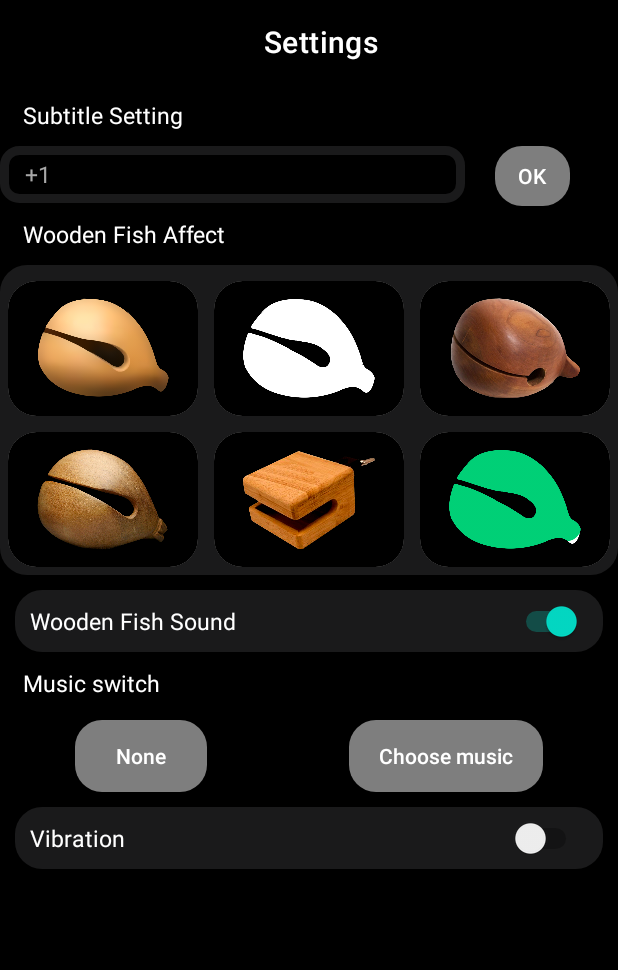
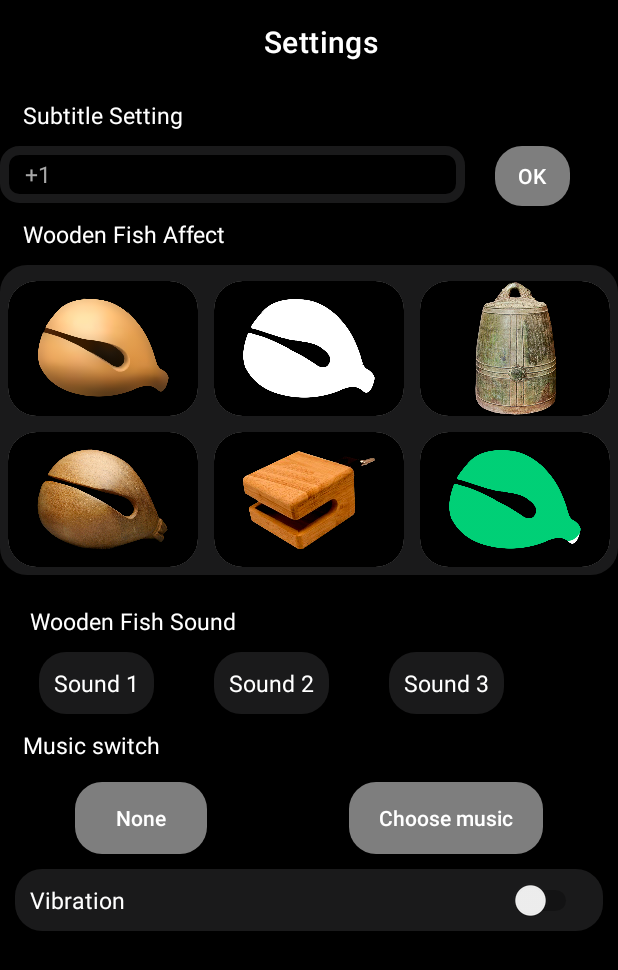
Before and after one commit to Atis28/U_U, an Android app: the screen it shows after launch (SettingActivity), after a tap on an icon or button, on a phone screen of 412 x 824 dp. Shown: the top 970 px of the screen. Run offline under Robolectric (Android 15) with nearby library versions, the phone set to English and light mode, and no system bars.

Commit message:
sound wooden

```diff
--- a/app/src/main/java/com/example/muyu_u_/HomeFragment.java
+++ b/app/src/main/java/com/example/muyu_u_/HomeFragment.java
@@ -23,9 +23,13 @@ import android.view.MotionEvent;
 import android.view.View;
 import android.view.ViewGroup;
 import android.view.animation.Animation;
+import android.view.animation.AnimationSet;
 import android.view.animation.AnimationUtils;
+import android.view.animation.ScaleAnimation;
+import android.widget.CompoundButton;
 import android.widget.ImageView;
 import android.widget.TextView;
+import android.widget.Toast;
 
 import java.util.List;
 
@@ -33,10 +37,12 @@ import java.util.List;
 public class HomeFragment extends Fragment{
 
     private ImageView settingImg;
-    ImageView woodenImage ;
-    TextView animationText ;
+    ImageView woodenImage, resetMerit ;
+    TextView animationText, txtMerit ;
     private static final int REQUEST_CODE_SELECT_IMAGE = 1;
-    private static final int REQUEST_CODE_SETTING = 1;
+    private MediaPlayer mediaPlayer;
+    private int selectedSound;
+
 
     @Nullable
     @Override
@@ -58,19 +64,25 @@ public class HomeFragment extends Fragment{
 
         woodenImage  = view.findViewById(R.id.pic_wooden);
         animationText  = view.findViewById(R.id.txtAnimation);
+        txtMerit = view.findViewById(R.id.txt_merit_num);
 
         SharedPreferences sharedPreferences = getActivity().getSharedPreferences("MyPrefs", Context.MODE_PRIVATE);
         String text = sharedPreferences.getString("text_key", "");
         animationText.setText(text);
-//        updateAnimationText("hhh");
         animationText.setVisibility(View.GONE);
-        final MediaPlayer mediaPlayer = MediaPlayer.create(getContext(), R.raw.sound1);
+
+        //shrink wooden
+        ScaleAnimation shrinkAnim = new ScaleAnimation(1f, 0.97f, 1f, 0.97f, Animation.RELATIVE_TO_SELF, 0.5f, Animation.RELATIVE_TO_SELF, 0.5f);
+        shrinkAnim.setDuration(60);
+        ScaleAnimation restoreAnim = new ScaleAnimation(0.97f, 1f, 0.97f, 1f, Animation.RELATIVE_TO_SELF, 0.5f, Animation.RELATIVE_TO_SELF, 0.5f);
+        restoreAnim.setDuration(60);
 
         woodenImage .setOnClickListener(new View.OnClickListener() {
             @Override
             public void onClick(View v) {
+                mediaPlayer.start();
+
                 animationText.setVisibility(View.VISIBLE);
-                mediaPlayer.start();
                 Animation animation = AnimationUtils.loadAnimation(getContext(), R.anim.bounce_in_up);
                 animation.setAnimationListener(new Animation.AnimationListener() {
                     @Override
@@ -87,17 +99,64 @@ public class HomeFragment extends Fragment{
                     }
                 });
                 animationText.startAnimation(animation);
+                // Update the count and set it on the text view
+                int meritCount = Integer.parseInt(txtMerit.getText().toString()) + 1;
+                txtMerit.setText(String.valueOf(meritCount));
+                //shrink wooden
+                AnimationSet animSet = new AnimationSet(true);
+                animSet.addAnimation(shrinkAnim);
+                animSet.addAnimation(restoreAnim);
+                woodenImage.startAnimation(animSet);
             }
         });
+
+        //reset merit
+        resetMerit = view.findViewById(R.id.reset_merit);
+        resetMerit.setOnClickListener(new View.OnClickListener() {
+            @Override
+            public void onClick(View view) {
+                txtMerit.setText(String.valueOf(0));
+            }
+        });
+
     }
 
-    // update edAnimation text cho textview
+    // update
     @Override
     public void onResume() {
         super.onResume();
+        // update edAnimation text cho textview
         SharedPreferences sharedPreferences = getActivity().getSharedPreferences("MyPrefs", Context.MODE_PRIVATE);
         String text = sharedPreferences.getString("text_key", "");
         animationText.setText(text);
+
+        // update sound
+        SharedPreferences pref = getActivity().getSharedPreferences("sound", Context.MODE_PRIVATE);
+        selectedSound = pref.getInt("selected_sound", 0);
+        if (mediaPlayer != null) {
+            mediaPlayer.release();
+        }
+        // Create a new media player with the selected sound
+        if (selectedSound == 0) {
+            mediaPlayer = MediaPlayer.create(getContext(), R.raw.sound1);
+        } else if (selectedSound == 1) {
+            mediaPlayer = MediaPlayer.create(getContext(), R.raw.sound2);
+        } else if (selectedSound == 2) {
+            mediaPlayer = MediaPlayer.create(getContext(), R.raw.sound3);
+        } else {
+            // Use a default sound or handle the situation in some other way
+            mediaPlayer = MediaPlayer.create(getContext(), R.raw.sound1);
+        }
+    }
+
+    @Override
+    public void onPause() {
+        super.onPause();
+        // Release the media player when the fragment is paused
+        if (mediaPlayer != null) {
+            mediaPlayer.release();
+            mediaPlayer = null;
+        }
     }
 
     // image wooden
@@ -111,9 +170,4 @@ public class HomeFragment extends Fragment{
         }
     }
 
-    private void updateAnimationText(String value) {
-        if (animationText != null) {
-            animationText.setText(value);
-        }
-    }
 }
--- a/app/src/main/java/com/example/muyu_u_/SettingActivity.java
+++ b/app/src/main/java/com/example/muyu_u_/SettingActivity.java
@@ -1,6 +1,8 @@
 package com.example.muyu_u_;
 
 import static com.google.android.material.internal.ContextUtils.getActivity;
+
+import static java.security.AccessController.getContext;
 
 import androidx.appcompat.app.AppCompatActivity;
 import androidx.appcompat.widget.AppCompatButton;
@@ -10,12 +12,16 @@ import android.app.Activity;
 import android.content.Context;
 import android.content.Intent;
 import android.content.SharedPreferences;
+import android.media.MediaPlayer;
 import android.os.Bundle;
 import android.preference.PreferenceManager;
 import android.view.View;
 import android.widget.Button;
+import android.widget.CompoundButton;
 import android.widget.EditText;
 import android.widget.ImageView;
+import android.widget.Switch;
+import android.widget.TextView;
 import android.widget.Toast;
 
 
@@ -24,7 +30,7 @@ public class SettingActivity extends AppCompatActivity {
     int selectedImageResourceId;
     EditText edAnimation;
     AppCompatButton btnAnimation;
-    FragmentManager fragmentManager;
+    TextView btnSound1, btnSound2, btnSound3;
 
     @Override
     protected void onCreate(Bundle savedInstanceState) {
@@ -94,7 +100,41 @@ public class SettingActivity extends AppCompatActivity {
             }
         });
 
+        //sound wooden
+        SharedPreferences pref = getSharedPreferences("sound", Context.MODE_PRIVATE);
+        btnSound1.setOnClickListener(new View.OnClickListener() {
+            @Override
+            public void onClick(View v) {
+                // Save the selected sound to SharedPreferences
+                SharedPreferences.Editor editor = pref.edit();
+                editor.putInt("selected_sound", 0);
+                editor.apply();
+                Toast.makeText(SettingActivity.this, "oke", Toast.LENGTH_LONG).show();
+            }
+        });
+        btnSound2.setOnClickListener(new View.OnClickListener() {
+            @Override
+            public void onClick(View v) {
+                // Save the selected sound to SharedPreferences
+                SharedPreferences.Editor editor = pref.edit();
+                editor.putInt("selected_sound", 1);
+                editor.apply();
+                Toast.makeText(SettingActivity.this, "oke", Toast.LENGTH_LONG).show();
+            }
+        });
+        btnSound3.setOnClickListener(new View.OnClickListener() {
+            @Override
+            public void onClick(View v) {
+                // Save the selected sound to SharedPreferences
+                SharedPreferences.Editor editor = pref.edit();
+                editor.putInt("selected_sound", 2);
+                editor.apply();
+                Toast.makeText(SettingActivity.this, "oke", Toast.LENGTH_LONG).show();
+            }
+        });
+
     }
+
 
     public void setProfilePicture(View view) {
         // Creating a Return intent to pass to the Main Activity
@@ -118,5 +158,9 @@ public class SettingActivity extends AppCompatActivity {
 
         edAnimation = findViewById(R.id.edit_txt_sub);
         btnAnimation = findViewById(R.id.btn_animation);
+
+        btnSound1 = findViewById(R.id.sound1);
+        btnSound2 = findViewById(R.id.sound2);
+        btnSound3 = findViewById(R.id.sound3);
     }
 }
--- a/app/src/main/res/layout/activity_setting.xml
+++ b/app/src/main/res/layout/activity_setting.xml
@@ -230,21 +230,49 @@
         app:layout_constraintTop_toBottomOf="@+id/grid"
         android:padding="10dp"
         android:layout_margin="10dp"
+        android:paddingBottom="10dp"/>
+
+    <TextView
+        android:id="@+id/sound1"
+        android:layout_width="wrap_content"
+        android:layout_height="wrap_content"
+        android:layout_marginHorizontal="26dp"
+        android:background="@drawable/cover_grid"
+        android:padding="10dp"
         android:paddingBottom="10dp"
-        android:background="@drawable/cover_grid"/>
+        android:text="Sound 1"
+        android:textColor="@color/white"
+        android:textSize="15dp"
+        app:layout_constraintStart_toStartOf="parent"
+        app:layout_constraintTop_toBottomOf="@+id/txt_sound" />
 
-    <Switch
-        android:id="@+id/musicSw"
-        android:layout_width="80dp"
-        android:layout_height="45dp"
-        android:layout_margin="8dp"
-        android:checked="true"
-        android:textOff="OFF"
-        android:textOn="ON"
-        app:layout_constraintEnd_toEndOf="@+id/txt_sound"
-        app:layout_constraintTop_toBottomOf="@+id/grid"
-        app:layout_constraintHorizontal_bias="0.98"
-        app:layout_constraintStart_toStartOf="@+id/txt_sound"/>
+    <TextView
+        android:id="@+id/sound2"
+        android:layout_width="wrap_content"
+        android:layout_height="wrap_content"
+        android:layout_marginHorizontal="40dp"
+        android:background="@drawable/cover_grid"
+        android:padding="10dp"
+        android:paddingBottom="10dp"
+        android:text="Sound 2"
+        android:textColor="@color/white"
+        android:textSize="15dp"
+        app:layout_constraintStart_toEndOf="@+id/sound1"
+        app:layout_constraintTop_toBottomOf="@+id/txt_sound" />
+
+    <TextView
+        android:id="@+id/sound3"
+        android:layout_width="wrap_content"
+        android:layout_height="wrap_content"
+        android:layout_marginHorizontal="40dp"
+        android:background="@drawable/cover_grid"
+        android:padding="10dp"
+        android:paddingBottom="10dp"
+        android:text="Sound 3"
+        android:textColor="@color/white"
+        android:textSize="15dp"
+        app:layout_constraintStart_toEndOf="@+id/sound2"
+        app:layout_constraintTop_toBottomOf="@+id/txt_sound" />
 
     <TextView
         android:id="@+id/txt_music"
@@ -253,7 +281,7 @@
         android:text="Music switch"
         android:textColor="@color/white"
         android:textSize="15dp"
-        app:layout_constraintTop_toBottomOf="@+id/txt_sound"
+        app:layout_constraintTop_toBottomOf="@+id/sound1"
         android:paddingLeft="15dp"
         android:paddingTop="10dp"
         android:paddingBottom="10dp"/>
--- a/app/src/main/res/layout/fragment_home.xml
+++ b/app/src/main/res/layout/fragment_home.xml
@@ -35,8 +35,8 @@
         <ImageView
             android:id="@+id/pic_wooden"
             android:layout_width="310dp"
-            android:layout_height="285dp"
-            android:layout_marginBottom="122dp"
+            android:layout_height="290dp"
+            android:layout_marginBottom="112dp"
             android:src="@drawable/wooden"
             app:layout_constraintBottom_toBottomOf="parent"
             app:layout_constraintEnd_toEndOf="parent"
```
Also changed, not shown: app/src/main/res/drawable/wooden3.png.
